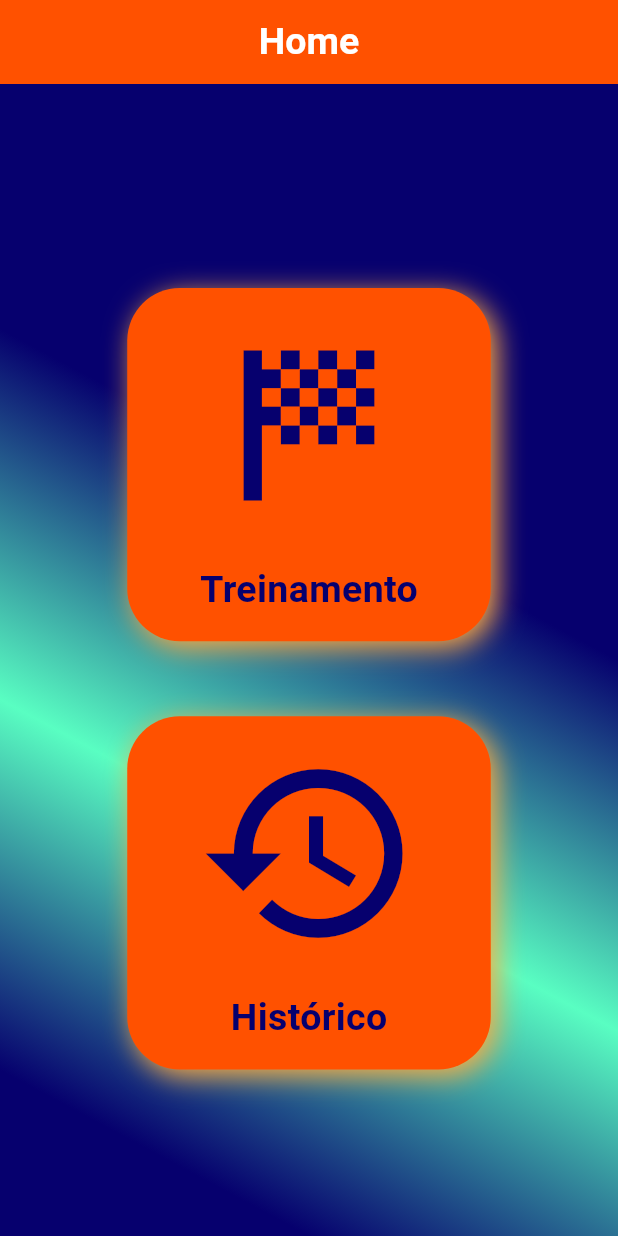
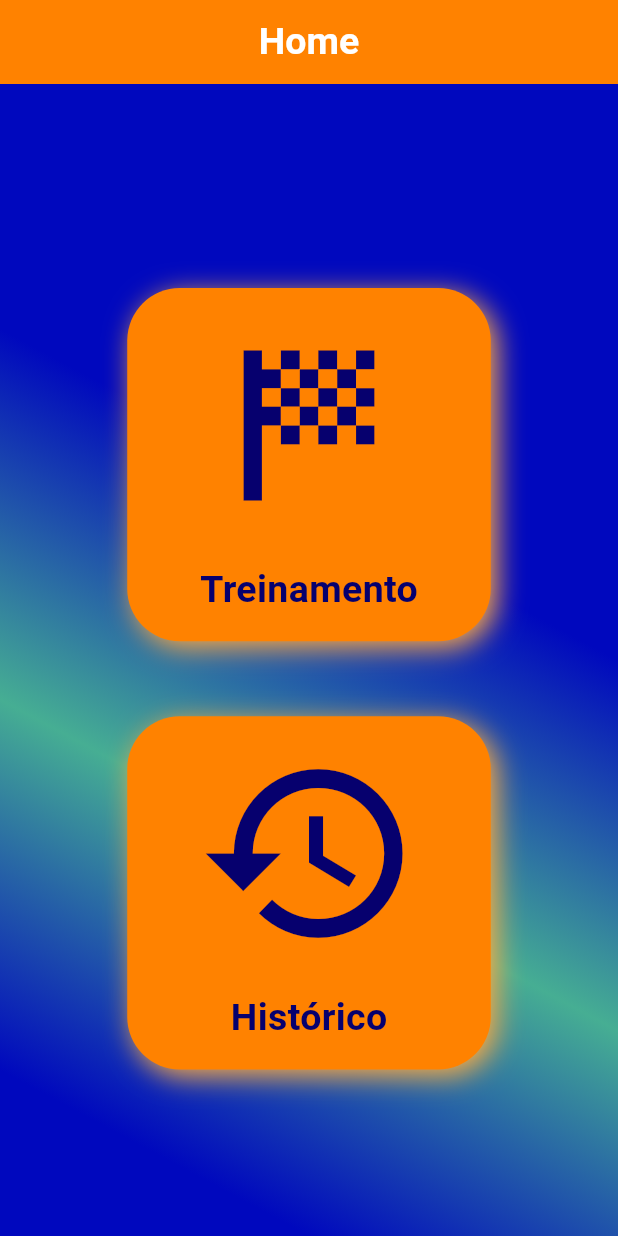
Before and after one commit to Vinicius-Maia04/AppReactionTrainer, a Flutter app: the screen it shows after launch, on a phone screen of 412 x 824 dp. Run offline on Flutter 3.47's test engine with Material 3 defaults, Android fonts, the phone set to English and light mode, and no system bars; our stand-ins replace shared_preferences.

Commit message:
Mundanças visuais
- Adicionado alguns arquivos que serão utilizados para estilizar o app

```diff
--- a/reaction_trainer/lib/themes/app_colors.dart
+++ b/reaction_trainer/lib/themes/app_colors.dart
@@ -3,9 +3,9 @@ import 'package:flutter/material.dart';
 class AppColors {
   static Color lampOff = const Color.fromARGB(255, 204, 4, 4);
   static Color lampOn = const Color.fromARGB(255, 44, 204, 4);
-  static Color nitroBlue = const Color.fromARGB(255, 6, 0, 110);
-  static Color nitroLightBlue = const Color.fromARGB(255, 7, 0, 147);
-  static Color nitroOrange = const Color.fromARGB(255, 255, 81, 0);
-  static Color powerGreen = const Color.fromARGB(255, 89, 254, 194);
+  static Color nitroBlue = const Color.fromARGB(255, 0, 8, 190);
+  static Color nitroLightBlue = const Color.fromARGB(255, 8, 0, 170);
+  static Color nitroOrange = const Color.fromARGB(255, 255, 130, 0);
+  static Color powerGreen = const Color.fromARGB(255, 70, 174, 147);
 
 }
```
Also changed, not shown: reaction_trainer/lib/assets/images/HistoricoButton.png (added), reaction_trainer/lib/assets/images/TreinamentoButton.png (added).
